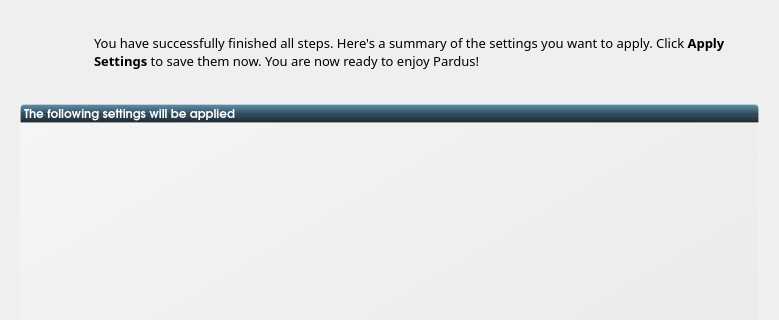
Above: kde/kaptan/ui/ui_scrSummary.ui from pars-linux/uludag before the change; both pictures show x 0 to 779 and y 0 to 320 of the 779 by 580 pixel window. Below: the same form after it.
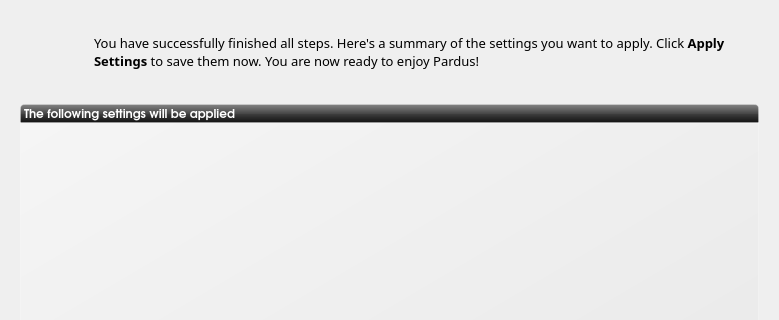
That is the form after the change. Icons and pictures are not drawn.

Commit message: change color to blackish gray

Diff of the .ui file:
```diff
--- a/kde/kaptan/ui/ui_scrSummary.ui
+++ b/kde/kaptan/ui/ui_scrSummary.ui
@@ -79,7 +79,7 @@
       </font>
      </property>
      <property name="styleSheet">
-      <string notr="true">background-color: qlineargradient(spread:pad, x1:0.5, y1:1, x2:0.5, y2:0, stop:0 rgba(26, 38, 45, 255), stop:0.398093 rgba(51, 72, 91, 255), stop:0.521739 rgba(45, 76, 94, 255), stop:0.531585 rgba(49, 84, 106, 255), stop:0.983696 rgba(99, 141, 164, 255), stop:1 rgba(120, 146, 172, 255));
+      <string notr="true">    background-color: qlineargradient(spread:pad, x1:0.5, y1:0, x2:0.5, y2:1, stop:0 rgba(132, 132, 132, 255), stop:0.501481 rgba(70, 70, 70, 255), stop:0.503057 rgba(62, 62, 62, 255), stop:1 rgba(16, 16, 16, 255));
 /*background-color: qlineargradient(spread:pad, x1:1, y1:1, x2:0, y2:0, stop:0 rgba(219, 219, 219, 100), stop:1 rgba(255, 255, 255, 100));*/
 border: 1px solid rgba(255,255,255,50);
 color:white;
```
Left out of the diff: 3 changed lines with no effect on the pictures. The commit also changes 9 other files.
